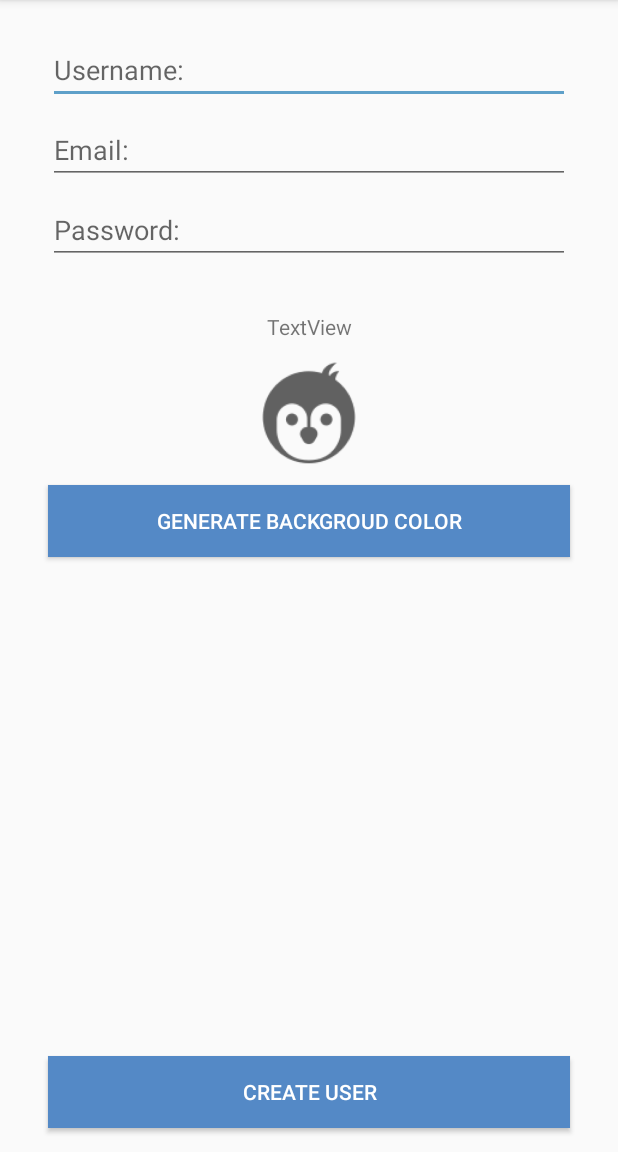
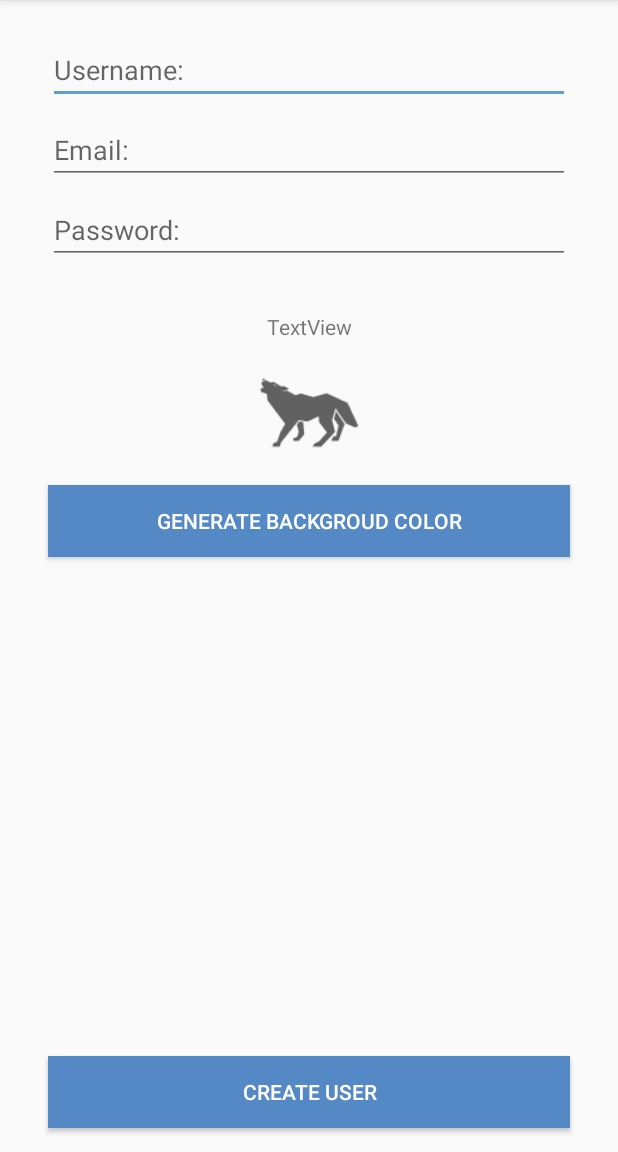
Before and after one commit to labelz/Smack, an Android app: the CreateUserActivity screen opened directly, with no data from a screen before it, after a tap on an icon or button, on a phone screen of 412 x 824 dp, the part 84-1236 px from its top. Run offline under Robolectric (Android 15) with nearby library versions, the phone set to English and light mode, and no system bars.

Commit message:
change bg

```diff
--- a/app/src/main/java/th/co/bluesharp/smack/CreateUserActivity.kt
+++ b/app/src/main/java/th/co/bluesharp/smack/CreateUserActivity.kt
@@ -1,18 +1,29 @@
 package th.co.bluesharp.smack
 
+import android.graphics.Color
 import android.os.Bundle
 import android.support.v7.app.AppCompatActivity
 import android.view.View
+import kotlinx.android.synthetic.main.activity_create_user.*
+import java.util.*
 
 class CreateUserActivity : AppCompatActivity() {
 
+
+    var userAvartar = "profiledefault"
+    var avatarColor = "[0.5,0.5,0.5,1]"
     override fun onCreate(savedInstanceState: Bundle?) {
         super.onCreate(savedInstanceState)
         setContentView(R.layout.activity_create_user)
     }
 
     fun changeBgBtnClicked(view: View) {
-
+        val random = Random()
+        val r = random.nextInt(255)
+        val g = random.nextInt(255)
+        val b = random.nextInt(255)
+        avatarColor = "[${r.toDouble() / 255}, ${g.toDouble() / 255}, ${b.toDouble() / 255}, 1]"
+        createUserImage.setBackgroundColor(Color.rgb(r, g, b))
     }
 
     fun createUserBtnClicked(view: View) {
@@ -20,6 +31,16 @@ class CreateUserActivity : AppCompatActivity() {
     }
 
     fun changeImageClicked(view: View) {
+        val random = Random()
+        val color = random.nextInt(2)
+        val avatar = random.nextInt(28)
+        userAvartar = when (color) {
+            0 -> "light${avatar}"
+            else -> "dark${avatar}"
+        }
+
+        val resorceId = resources.getIdentifier(userAvartar, "drawable", packageName)
+        createUserImage.setImageResource(resorceId)
 
     }
 }
--- a/app/src/main/res/layout/activity_create_user.xml
+++ b/app/src/main/res/layout/activity_create_user.xml
@@ -64,7 +64,7 @@
             android:textColor="@android:color/white" android:onClick="createUserBtnClicked"/>
     <ImageView
             android:layout_width="80dp"
-            android:layout_height="80dp" app:srcCompat="@drawable/dark1"
+            android:layout_height="80dp" app:srcCompat="@drawable/profiledefault"
             app:layout_constraintStart_toStartOf="parent" app:layout_constraintEnd_toEndOf="parent"
             android:id="@+id/createUserImage" android:layout_marginTop="8dp"
             app:layout_constraintTop_toBottomOf="@+id/textView2" android:onClick="changeImageClicked"/>
```
